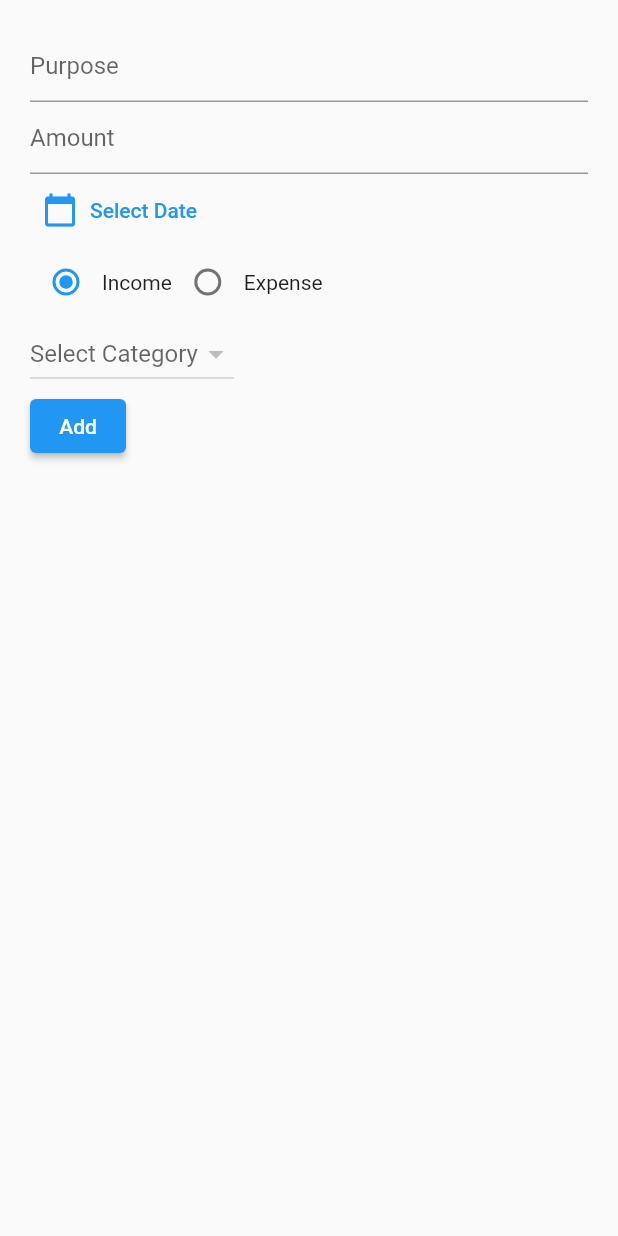
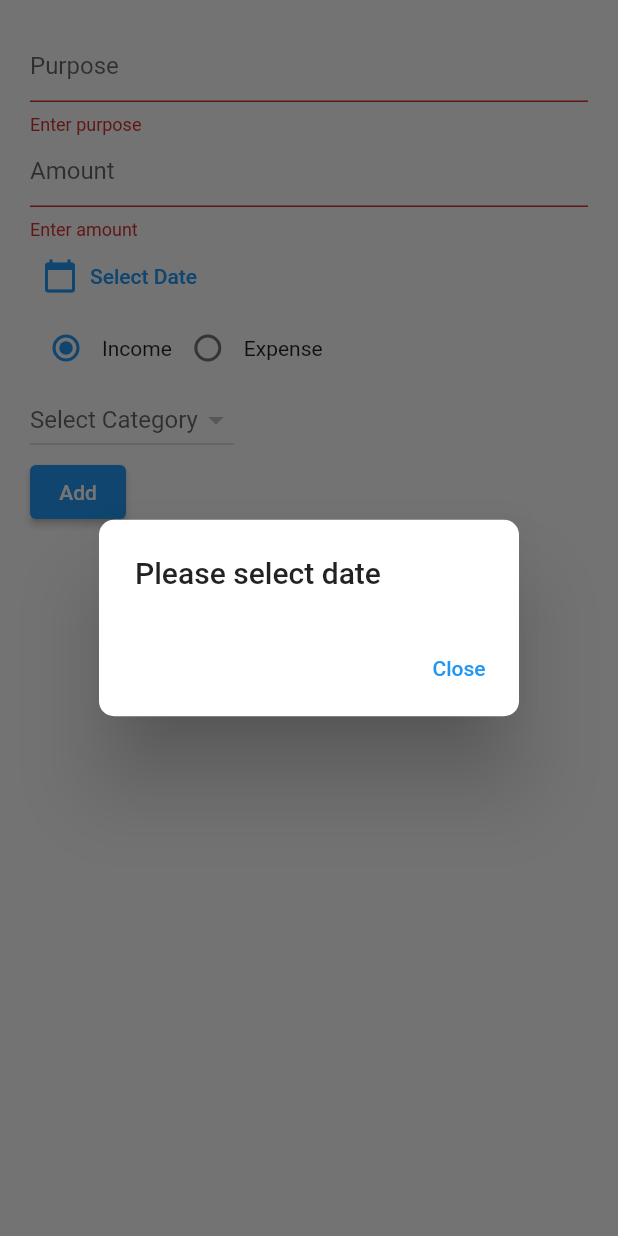
Before and after one commit to akshayekumar1997/Money-Matrix-, a Flutter app: the AddTransactionScreen screen opened by its route, after a tap on "Add", on a phone screen of 412 x 824 dp. Run offline on Flutter 3.47's test engine with Material 2 defaults, Android fonts, the light colour scheme and no system bars; our stand-ins replace flutter_slidable, hive_flutter; missing offline and left inert: dart:ffi, tbib_splash_screen; accounts and stored records are empty.

Commit message:
Added Provider for updating sum

```diff
--- /dev/null
+++ b/lib/model/sum_update_provider.dart
@@ -0,0 +1,27 @@
+import 'package:flutter/material.dart';
+import 'package:moneymaster/dbfunctions/transactiondb_functions.dart';
+import 'package:moneymaster/dbmodel/categorymodel.dart';
+import 'package:moneymaster/dbmodel/transaction/transaction_model.dart';
+
+class TransactionState extends ChangeNotifier {
+  double totalSum = 0.0;
+  double incomeSum = 0.0;
+  double expenseSum = 0.0;
+
+  void calculateSums(List<TransactionModel> transactions)async {
+    totalSum = 0;
+    incomeSum = 0;
+    expenseSum = 0;
+ final transactions= await TransactionDb.instance.getAllTransactions();
+    for (var transaction in transactions) {
+      if (transaction.type == CategoryType.income) {
+        incomeSum += transaction.amount;
+      } else if (transaction.type == CategoryType.expense) {
+        expenseSum += transaction.amount;
+      }
+      totalSum += transaction.amount;
+    }
+
+    notifyListeners(); // Notify listeners about the updated sums
+  }
+}
--- a/lib/screens/add_transaction/add_transaction.dart
+++ b/lib/screens/add_transaction/add_transaction.dart
@@ -3,51 +3,67 @@ import 'package:moneymaster/dbfunctions/categorydb/categorydb.dart';
 import 'package:moneymaster/dbfunctions/transactiondb_functions.dart';
 import 'package:moneymaster/dbmodel/categorymodel.dart';
 import 'package:moneymaster/dbmodel/transaction/transaction_model.dart';
+import 'package:moneymaster/model/sum_update_provider.dart';
+import 'package:provider/provider.dart';
+bool _isClicked=false;
 class AddTransactionScreen extends StatefulWidget {
-  const AddTransactionScreen({super.key});
+   AddTransactionScreen({super.key});
   static const routeName = "addTransaction";
-
   @override
   State<AddTransactionScreen> createState() => _AddTransactionScreenState();
 }
-
 class _AddTransactionScreenState extends State<AddTransactionScreen> {
+  final _formkey=GlobalKey<FormState>();
   DateTime? _selectedDate;
   CategoryType? _selectedCategoryType;
   CategoryModel? _selectedCategoryModel;
   String? _categoryId;
   final _purposeTextEditingController = TextEditingController();
   final _amountTextEditingController = TextEditingController();
-    double totalSum = 0.0;
-  double incomeSum = 0.0;
-  double expenseSum = 0.0;
+
   @override
   void initState() {
 
     _selectedCategoryType = CategoryType.income;
+     // Add a WillPopScope to update the totalSum when navigating back
 
     super.initState();
   }
 
 
-//income or expense
+
+
   @override
   Widget build(BuildContext context) {
+    final transactionState = Provider.of<TransactionState>(context);
     return Scaffold(
         body: SafeArea(
             child: Padding(
                 padding: const EdgeInsets.all(20),
-                child: Column(
+                child:
+                Form(
+                  key: _formkey,
+                  child:
+                Column(
                   crossAxisAlignment: CrossAxisAlignment.start,
                   //purpose
                   children: [
                     TextFormField(
-                      //give autovalidation
+                      validator: (value) {
+                        if(value!.isEmpty||value==null){
+return "Enter purpose";
+                        }
+                      },
                       controller: _purposeTextEditingController,
                       keyboardType: TextInputType.text,
                       decoration: const InputDecoration(hintText: "Purpose"),
                     ),
-                    TextField(
+                    TextFormField(
+                      validator: (value) {
+                        if(value!.isEmpty){
+return "Enter amount";
+                        }
+                      },
                       controller: _amountTextEditingController,
                       keyboardType: TextInputType.number,
                       decoration: const InputDecoration(
@@ -58,18 +74,21 @@ class _AddTransactionScreenState extends State<AddTransactionScreen> {
 
                     TextButton.icon(
                       onPressed: () async {
+                         _isClicked=true;
                         final selectedDateTemp = await showDatePicker(
                             context: context,
                             initialDate: DateTime.now(),
                             firstDate: DateTime.now()
                                 .subtract(const Duration(days: 30)),
                             lastDate: DateTime.now());
-                        if (selectedDateTemp == null) {
-                          return;
+                        if (selectedDateTemp == null||_isClicked==false) {
+
+                           return;
                         } else {
-                          print(selectedDateTemp.toString());
+                          _isClicked=true;
                           setState(() {
                             _selectedDate = selectedDateTemp;
+
                           });
                         }
                       },
@@ -136,14 +155,42 @@ class _AddTransactionScreenState extends State<AddTransactionScreen> {
                     ),
 
                     ElevatedButton(
+                        onPressed: ()async {
+                           if (_formkey.currentState!.validate()&&_isClicked==true) {
+    await addTransaction();
+   final transactions= await TransactionDb.instance.getAllTransactions();
+  transactionState.calculateSums(transactions);
+
+      }
+      else{
+ showDialog(
+                context: context,
+                builder: (BuildContext context) {
+                  return AlertDialog(
+                    title: const Text('Please select date'),
+                    // Set the icon to close the dialog
+                    shape: RoundedRectangleBorder(
+                      borderRadius: BorderRadius.circular(10.0),
+                    ),
+                    actions: [
+                      TextButton(
+                        child: const Text('Close'),
                         onPressed: () {
-                          addTransaction();
-                          calculateSum();
-                        CategoryDb().refreshUi();
+                          Navigator.of(context).pop();
                         },
+                      ),
+                    ],
+                  );
+
+
+                }
+ );
+      }
+                 },
                         child: const Text("Add"))
                   ],
-                ))));
+                )))
+    ));
   }
 
   Future<void> addTransaction() async {
@@ -174,37 +221,35 @@ class _AddTransactionScreenState extends State<AddTransactionScreen> {
         date: _selectedDate!,
         type: _selectedCategoryType!,
         category: _selectedCategoryModel!);
-//select date
 
-//selected category type
-//category Id
+  Navigator.of(context).pop();
     await TransactionDb.instance.addTransaction(model);
-    Navigator.of(context).pop();
+
   }
    //Function to calculate Total Sum , Total expense
-    Future <void>calculateSum()async{
-       double totalSums=0;
-    double totalExpense=0;
-       double totalIncome=0;
-       // Fetch tramsactions from the database
- final transactions= await TransactionDb.instance.getAllTransactions();
+//     Future <void>calculateSum()async{
+//        double totalSums=0;
+//     double totalExpense=0;
+//        double totalIncome=0;
+//        // Fetch tramsactions from the database
+//  final transactions= await TransactionDb.instance.getAllTransactions();
 
 
 
 
-for (var transaction in transactions) {
-transaction.type==CategoryType.income?totalSum+=transaction.amount:totalSum-=transaction.amount;
+// for (var transaction in transactions) {
+// transaction.type==CategoryType.income?totalSum+=transaction.amount:totalSum-=transaction.amount;
 
-    if (transaction.type == CategoryType.income) {
-      totalIncome += transaction.amount;
-    } else if (transaction.type == CategoryType.expense) {
-      totalExpense += transaction.amount;
-    }
-    Sum(totalSum: totalSums, incomeSum: totalIncome, expenseSum: totalExpense);
-  }
-TransactionDb.instance.transactionListNotifier.value = transactions;
-  setState(() {});
- }
+//     if (transaction.type == CategoryType.income) {
+//       totalIncome += transaction.amount;
+//     } else if (transaction.type == CategoryType.expense) {
+//       totalExpense += transaction.amount;
+//     }
+//     Sum(totalSum: totalSums, incomeSum: totalIncome, expenseSum: totalExpense);
+//   }
+// TransactionDb.instance.transactionListNotifier.value = transactions;
+//   setState(() {});
+//  }
 
 
 
```
Also changed, not shown: lib/dbfunctions/categorydb/categorydb.dart (+11 -1 lines), lib/main.dart (+14 -8 lines), lib/screens/homescreen/homescreen.dart (+41 -22 lines), lib/screens/homescreen/splash_screen.dart (added, +53 -0 lines), lib/screens/transaction/transactionscreen.dart (+10 -6 lines), pubspec.yaml (+5 -3 lines), assets/_fa00bc66-14c0-4462-a1e5-9d5f4f2b94f5.jpeg (added), assets/icon.jpeg (added), assets/money.jpg (added), pubspec.lock, 1 other file.
